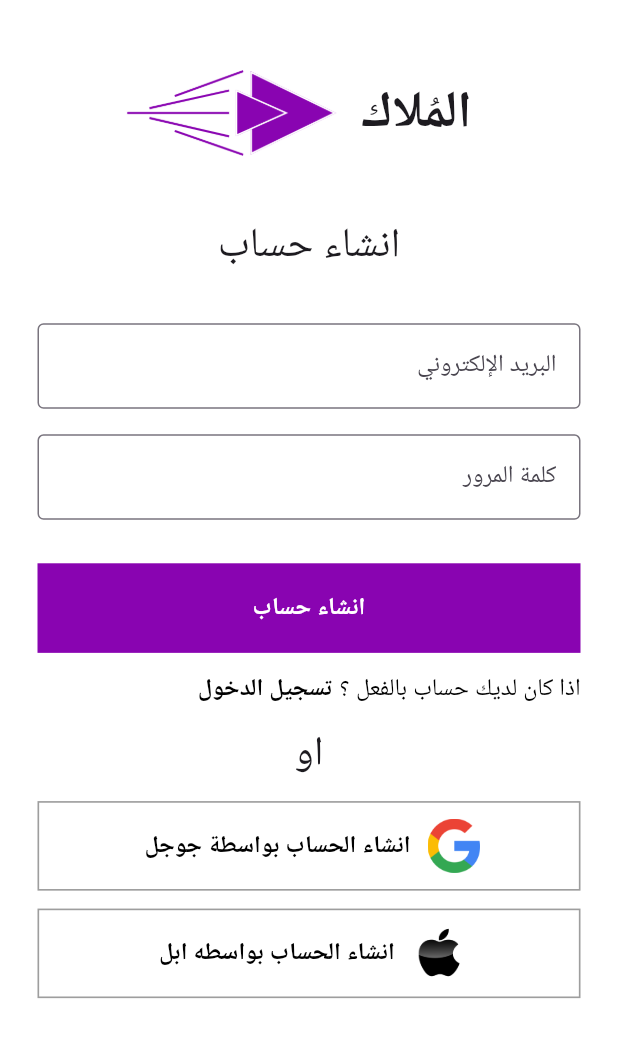
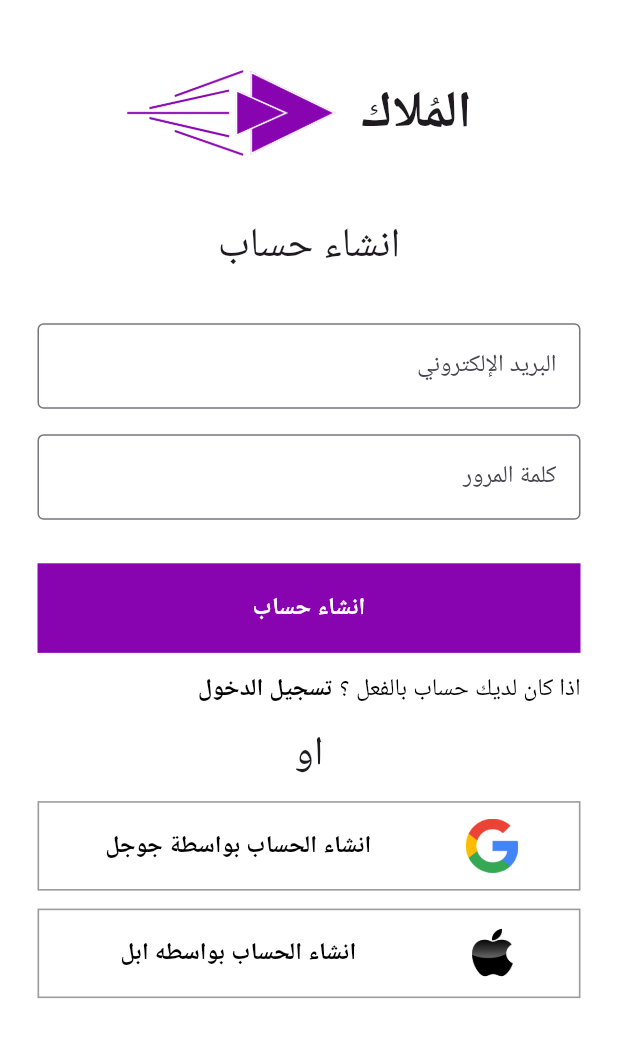
Before and after one commit to abdelhamedEzzat/elmolok_investment_project, a Flutter app: the SignUpScreen screen opened by its route, on a phone screen of 412 x 824 dp. Shown: the top 1038 px of the screen. Run offline on Flutter 3.47's test engine with Material 3 defaults, Android fonts, the light colour scheme and no system bars; our stand-ins replace device_preview, flutter_screenutil, lottie.

Commit message:
refactoring padding from google logo and apple logo

```diff
--- a/lib/core/helpers/botton_with_pic.dart
+++ b/lib/core/helpers/botton_with_pic.dart
@@ -31,7 +31,9 @@ class PictureBottonClick extends StatelessWidget {
           child: Row(
             mainAxisAlignment: MainAxisAlignment.center,
             children: [
-              Text(
+              Expanded(
+                flex: 3,
+                child: Text(
                   text,
                   style: TextStyle(
                       color: Colors.black,
@@ -39,13 +41,19 @@ class PictureBottonClick extends StatelessWidget {
                       fontWeight: FontWeight.bold),
                   textAlign: TextAlign.center,
                 ),
+              ),
               SizedBox(
                 width: 10.w,
               ),
-              Image.asset(
+              Expanded(
+                child: Padding(
+                  padding: EdgeInsets.only(right: 25.w),
+                  child: Image.asset(
                     iconImage,
                     height: 30.h,
                   ),
+                ),
+              )
             ],
           ),
         ));
```
Lines whose indentation alone changed are shown as unchanged.
